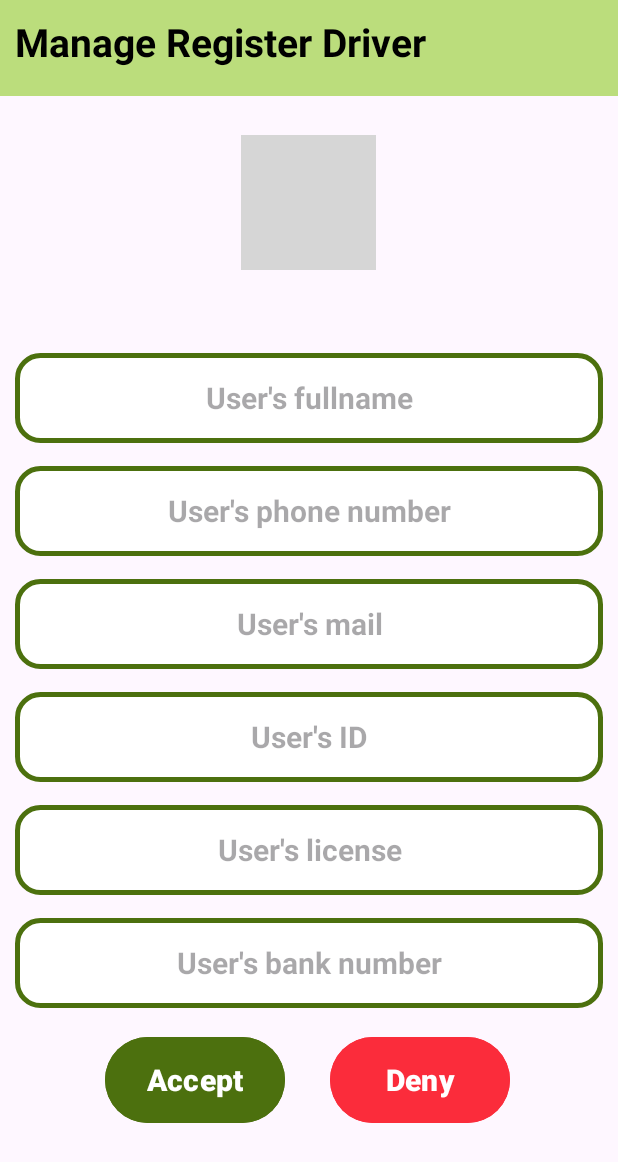
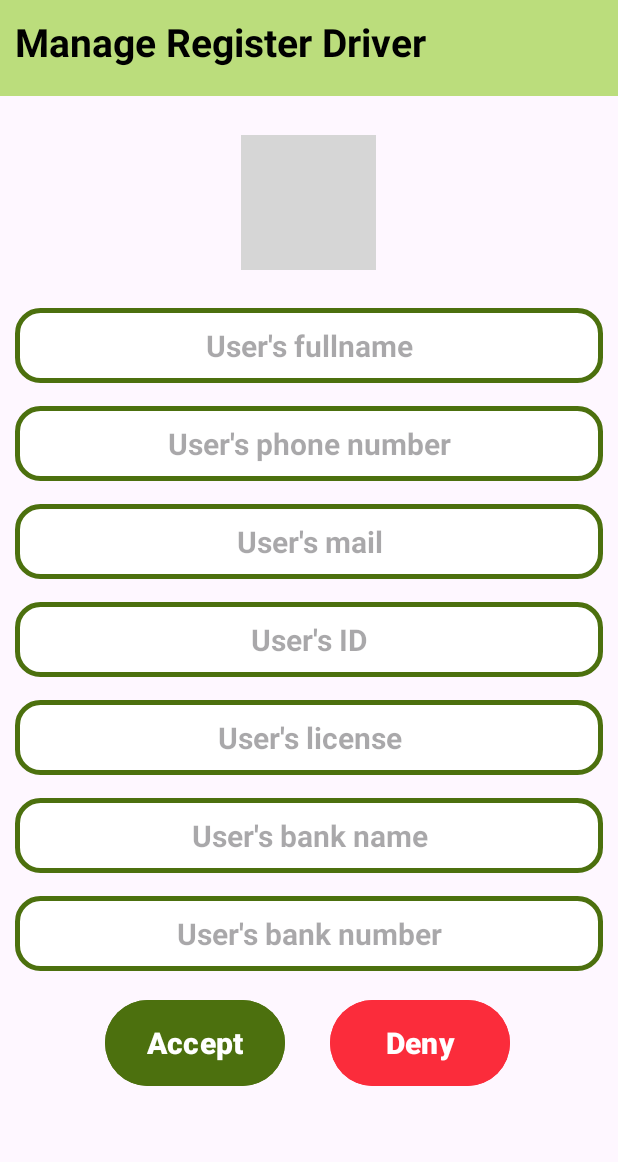
Before and after one commit to sangnguyen02/Ecommerce, an Android app: the ManageRegisterDriverDetailActivityAdmin screen opened directly, with no data from a screen before it, on a phone screen of 412 x 824 dp. Shown: the top 1162 px of the screen. Run offline under Robolectric (Android 15) with nearby library versions, the phone set to English and light mode, and no system bars; our stand-ins replace CircleImageView, Firebase (no records; nobody signed in at launch, a user with empty details on screens opened directly), Picasso; pictures from the network do not load; grey boxes are pictures that could not be loaded.

Commit message:
update ManageRegisterDriverDetailActivityAdmin
add BankName

```diff
--- a/app/src/main/java/com/example/ecommerce/Employee/Admin/Activities/ManageRegisterDriverDetailActivityAdmin.java
+++ b/app/src/main/java/com/example/ecommerce/Employee/Admin/Activities/ManageRegisterDriverDetailActivityAdmin.java
@@ -34,6 +34,7 @@ public class ManageRegisterDriverDetailActivityAdmin extends AppCompatActivity {
     private EditText editTextID;
     private EditText editTextLicense;
     private EditText editTextBankNo;
+    private EditText editTextBankName;
     private com.google.android.material.button.MaterialButton acceptBtn;
     private com.google.android.material.button.MaterialButton denyBtn;
     private DatabaseReference driversRef;
@@ -51,7 +52,7 @@ public class ManageRegisterDriverDetailActivityAdmin extends AppCompatActivity {
         editTextID = findViewById(R.id.editText_ID);
         editTextLicense = findViewById(R.id.editText_license);
         editTextBankNo = findViewById(R.id.editText_bankNo);
-
+        editTextBankName = findViewById(R.id.editText_bankname);
         acceptBtn = findViewById(R.id.accept_btn);
         denyBtn = findViewById(R.id.deny_btn);
 
@@ -77,13 +78,13 @@ public class ManageRegisterDriverDetailActivityAdmin extends AppCompatActivity {
         editTextID.setText(driverInfos.getId());
         editTextLicense.setText(driverInfos.getLicense());
         editTextBankNo.setText(driverInfos.getBankAccount());
-
+        editTextBankName.setText(driverInfos.getBankName());
 
         DriverInfos finalDriverInfos = driverInfos;
         acceptBtn.setOnClickListener(new View.OnClickListener() {
             @Override
             public void onClick(View v) {
-                AcceptDriverRegistration(finalDriverInfos.getId());
+                AcceptDriverRegistration(finalDriverInfos.getPhoneNo());
                 SendAccountEmail(finalDriverInfos.getMail(),finalDriverInfos.getId(),finalDriverInfos.getName());
                 setResult(RESULT_OK);
                 finish();
@@ -100,10 +101,10 @@ public class ManageRegisterDriverDetailActivityAdmin extends AppCompatActivity {
 
     }
 
-    private void AcceptDriverRegistration( String driverId){
+    private void AcceptDriverRegistration(String driverPhoneNo){
 
         // Retrieve the reference to the specific driver
-        DatabaseReference specificDriverRef = driversRef.child(driverId);
+        DatabaseReference specificDriverRef = driversRef.child(driverPhoneNo);
 
         // Retrieve the current data of the specific driver
         specificDriverRef.addListenerForSingleValueEvent(new ValueEventListener() {
--- a/app/src/main/res/layout/activity_manage_register_driver_detail_admin.xml
+++ b/app/src/main/res/layout/activity_manage_register_driver_detail_admin.xml
@@ -36,7 +36,6 @@
         android:id="@+id/editSection"
         android:layout_width="match_parent"
         android:layout_height="wrap_content"
-        android:layout_marginTop="30dp"
         android:gravity="center"
         android:orientation="vertical"
         android:padding="10dp"
@@ -44,7 +43,7 @@
         <EditText
             android:id="@+id/editText_fullname"
             android:layout_width="match_parent"
-            android:layout_height="60dp"
+            android:layout_height="50dp"
             android:layout_marginTop="15dp"
             android:background="@drawable/input_design"
             android:hint="User's fullname"
@@ -60,7 +59,7 @@
         <EditText
             android:id="@+id/editText_phoneNo"
             android:layout_width="match_parent"
-            android:layout_height="60dp"
+            android:layout_height="50dp"
             android:layout_marginTop="15dp"
             android:background="@drawable/input_design"
             android:hint="User's phone number"
@@ -75,7 +74,7 @@
         <EditText
             android:id="@+id/editText_mail"
             android:layout_width="match_parent"
-            android:layout_height="60dp"
+            android:layout_height="50dp"
             android:layout_marginTop="15dp"
             android:background="@drawable/input_design"
             android:hint="User's mail"
@@ -91,7 +90,7 @@
         <EditText
             android:id="@+id/editText_ID"
             android:layout_width="match_parent"
-            android:layout_height="60dp"
+            android:layout_height="50dp"
             android:layout_marginTop="15dp"
             android:background="@drawable/input_design"
             android:hint="User's ID"
@@ -107,7 +106,7 @@
         <EditText
             android:id="@+id/editText_license"
             android:layout_width="match_parent"
-            android:layout_height="60dp"
+            android:layout_height="50dp"
             android:layout_marginTop="15dp"
             android:background="@drawable/input_design"
             android:hint="User's license"
@@ -121,9 +120,25 @@
             android:cursorVisible="false"/>
 
         <EditText
+            android:id="@+id/editText_bankname"
+            android:layout_width="match_parent"
+            android:layout_height="50dp"
+            android:layout_marginTop="15dp"
+            android:background="@drawable/input_design"
+            android:hint="User's bank name"
+            android:inputType="number"
+            android:textAlignment="center"
+            android:textColor="@color/black"
+            android:textStyle="bold"
+            android:textSize="20sp"
+            android:focusable="false"
+            android:clickable="false"
+            android:cursorVisible="false"/>
+
+        <EditText
             android:id="@+id/editText_bankNo"
             android:layout_width="match_parent"
-            android:layout_height="60dp"
+            android:layout_height="50dp"
             android:layout_marginTop="15dp"
             android:background="@drawable/input_design"
             android:hint="User's bank number"
```
